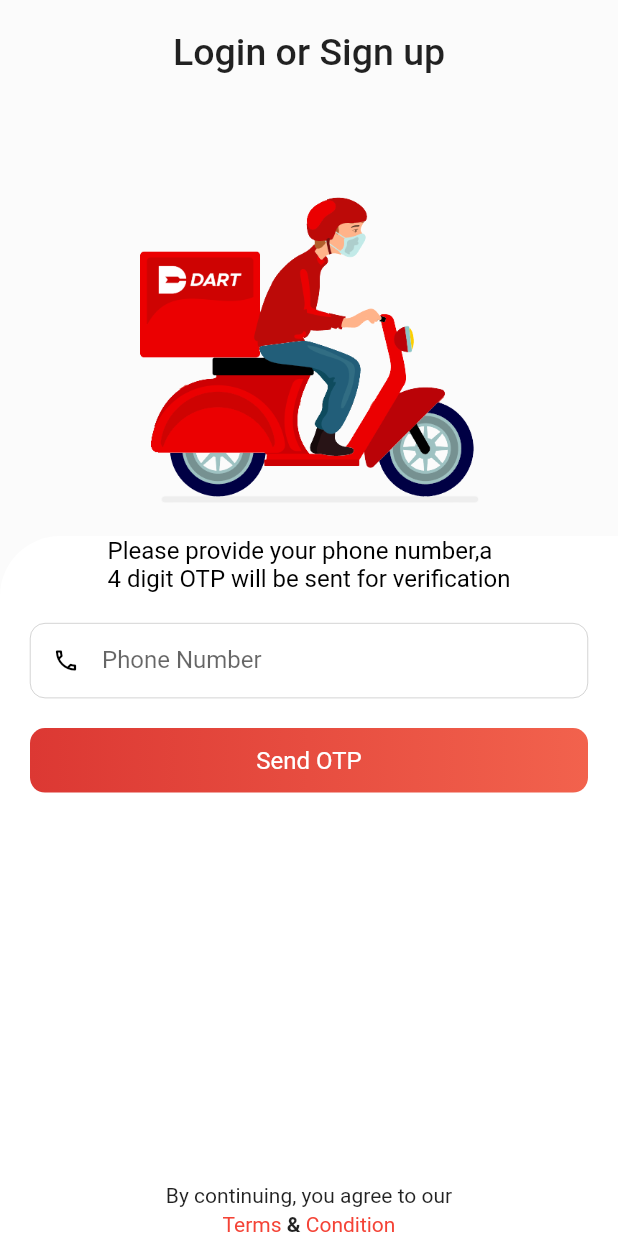
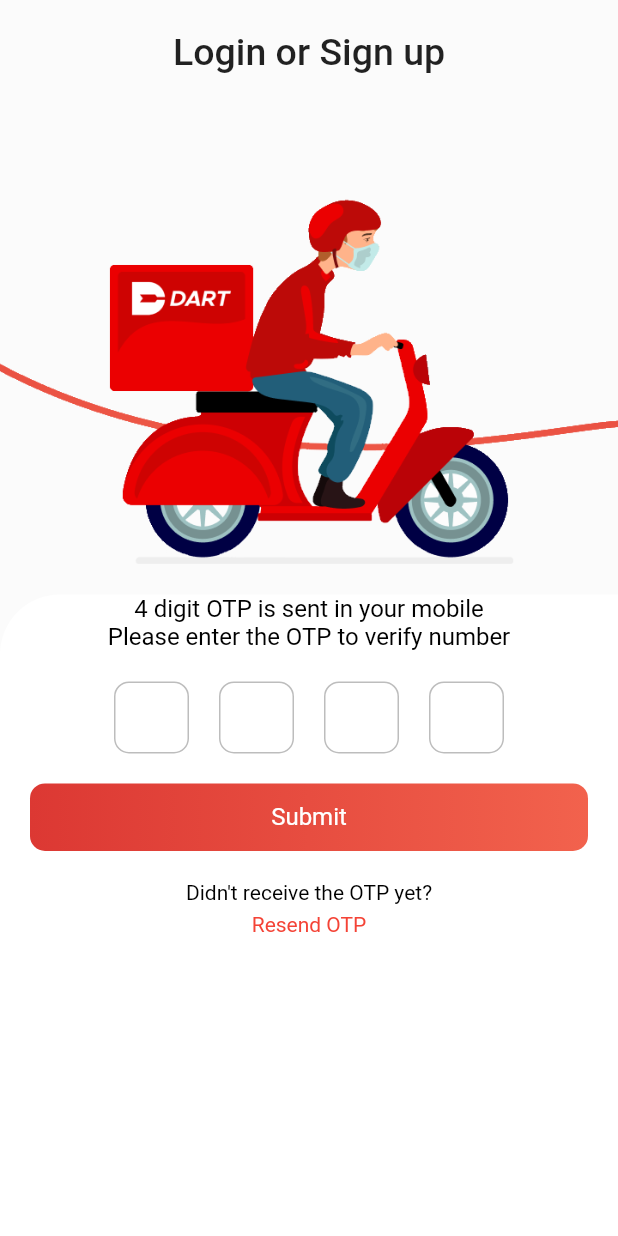
Before and after one commit to KristofferDart/test_project, a Flutter app: the screen it shows after launch, after a tap on "Send OTP", on a phone screen of 412 x 824 dp. Run offline on Flutter 3.47's test engine with Material 2 defaults, Android fonts, the phone set to English and light mode, and no system bars; drawn by our look-alikes of otp_text_field.

Commit message:
project done

```diff
--- a/lib/features/otp/otp_initial_view.dart
+++ b/lib/features/otp/otp_initial_view.dart
@@ -2,6 +2,7 @@ import 'package:flutter/cupertino.dart';
 import 'package:flutter/gestures.dart';
 import 'package:flutter/material.dart';
 import 'package:flutter/services.dart';
+import 'package:test_project/features/otp/otp_view.dart';
 import 'package:test_project/features/otp/view_model/otp_view_model.dart';
 import 'package:provider/provider.dart';
 import 'package:test_project/features/otp/widgets/app_button.dart';
@@ -53,7 +54,7 @@ class OtpInitialView extends StatelessWidget {
                     ),
                   ),
                   SizedBox(height: 20,),
-                  AppButton(label: 'Send OTP', callback: () {  },),
+                  AppButton(label: 'Send OTP', callback: ()=> Navigator.pushNamed(context, OtpView.route),),
                   Expanded(child: Column(
                     mainAxisAlignment: MainAxisAlignment.end,
                     children: [
@@ -79,7 +80,8 @@ class OtpInitialView extends StatelessWidget {
                             }),
                           ],
                         ),
-                      )
+                      ),
+                      SizedBox(height: 20,)
                     ],
                   ))
                 ],
--- a/lib/features/otp/otp_view.dart
+++ b/lib/features/otp/otp_view.dart
@@ -1,10 +1,19 @@
-
 import 'package:flutter/cupertino.dart';
+import 'package:flutter/gestures.dart';
 import 'package:flutter/material.dart';
+import 'package:flutter/services.dart';
 import 'package:test_project/features/otp/view_model/otp_view_model.dart';
 import 'package:provider/provider.dart';
+import 'package:test_project/features/otp/widgets/app_button.dart';
+import 'package:test_project/features/otp/widgets/bottom_sheet_container.dart';
+import 'package:test_project/features/otp/widgets/header.dart';
+import 'package:test_project/features/otp/widgets/app_textfield.dart';
+import 'package:test_project/features/otp/widgets/otp_textfield.dart';
 
-class OtpView extends StatelessWidget{
+
+import '../../utlities/asset_images.dart';
+
+class OtpView extends StatelessWidget {
   const OtpView({Key? key}) : super(key: key);
 
   static const String route = 'otp-page';
@@ -13,7 +22,49 @@ class OtpView extends StatelessWidget{
   Widget build(BuildContext context) {
     OtpViewModel otpViewModel = context.watch<OtpViewModel>();
     return Scaffold(
+      backgroundColor: Color(0xFFFBFBFB),
+      body: _ui(otpViewModel, context),
+    );
+  }
 
+  _ui(OtpViewModel otpViewModel, BuildContext context) {
+    return SingleChildScrollView(
+      child: SizedBox(
+        width: MediaQuery.of(context).size.width,
+        height: MediaQuery.of(context).size.height,
+        child: Column(
+          crossAxisAlignment: CrossAxisAlignment.center,
+          children: [
+            const Header(),
+            BottomSheetContainer(
+                child: SafeArea(
+                  child: Column(
+                    children: [
+                      const Text(
+                        "4 digit OTP is sent in your mobile\nPlease enter the OTP to verify number",
+                        style: TextStyle(color: Colors.black, fontSize: 16),
+                        textAlign: TextAlign.center,
+                      ),
+                      const SizedBox(
+                        height: 20,
+                      ),
+                      CustomOTPTextfield(),
+                      SizedBox(height: 20,),
+                      AppButton(label: 'Submit', callback: ()=> Navigator.pushNamed(context, OtpView.route),),
+                      SizedBox(height: 20,),
+                      Text("Didn't receive the OTP yet?", style: TextStyle(fontSize: 14, color: Colors.black),),
+                      SizedBox(height: 5,),
+                      GestureDetector(
+                        onTap: ()=>ScaffoldMessenger.of(context).showSnackBar(SnackBar(
+                          content: Text("Resend OTP"), duration: Duration(milliseconds: 500),
+                        )),
+                          child: Text("Resend OTP", style: TextStyle(color: Colors.red, fontSize: 14),))
+                    ],
+                  ),
+                ))
+          ],
+        ),
+      ),
     );
   }
 }
--- a/lib/features/otp/widgets/app_button.dart
+++ b/lib/features/otp/widgets/app_button.dart
@@ -15,7 +15,7 @@ class AppButton extends StatelessWidget {
         padding: const EdgeInsets.symmetric(horizontal: 20),
         child: Container(
           width: MediaQuery.of(context).size.width,
-          padding: EdgeInsets.all(12),
+          padding: EdgeInsets.all(13),
           decoration: BoxDecoration(
             borderRadius: BorderRadius.circular(10),
               gradient: LinearGradient(
--- a/lib/features/otp/widgets/header.dart
+++ b/lib/features/otp/widgets/header.dart
@@ -27,8 +27,9 @@ class Header extends StatelessWidget{
           height: MediaQuery.of(context).size.height * 0.1,
         ),
         Image.asset(
-          AssetImages.logo,
-          height: MediaQuery.of(context).size.height * 0.25,
+          AssetImages.logo1,
+          width: MediaQuery.of(context).size.width,
+
         ),
         SizedBox(
           height: 20,
--- /dev/null
+++ b/lib/features/otp/widgets/otp_textfield.dart
@@ -0,0 +1,26 @@
+
+import 'package:flutter/cupertino.dart';
+import 'package:otp_text_field/otp_field.dart';
+import 'package:otp_text_field/style.dart';
+
+class CustomOTPTextfield extends StatelessWidget{
+  const CustomOTPTextfield({Key? key}) : super(key: key);
+
+  @override
+  Widget build(BuildContext context) {
+    // TODO: implement build
+    return OTPTextField(
+      length: 4,
+      width: 280,
+      fieldWidth: 50,
+      style: TextStyle(
+          fontSize: 14
+      ),
+      textFieldAlignment: MainAxisAlignment.spaceAround,
+      fieldStyle: FieldStyle.box,
+      onCompleted: (pin) {
+        print("Completed: " + pin);
+      },
+    );
+  }
+}
--- a/lib/utlities/asset_images.dart
+++ b/lib/utlities/asset_images.dart
@@ -8,4 +8,6 @@ class AssetImages {
   static String _getAssetIconJpg(String fileName) => 'assets/images/$fileName.jpg';
 
   static String logo = _getAssetIconPng('logo');
+
+  static String logo1 = _getAssetIconPng('logo1');
 }
--- a/pubspec.yaml
+++ b/pubspec.yaml
@@ -35,6 +35,7 @@ dependencies:
   # Use with the CupertinoIcons class for iOS style icons.
   cupertino_icons: ^1.0.2
   provider: ^6.0.2
+  otp_text_field: ^1.1.3
 
 dev_dependencies:
   flutter_test:
```
Also changed, not shown: assets/images/logo1.png (added), pubspec.lock.
